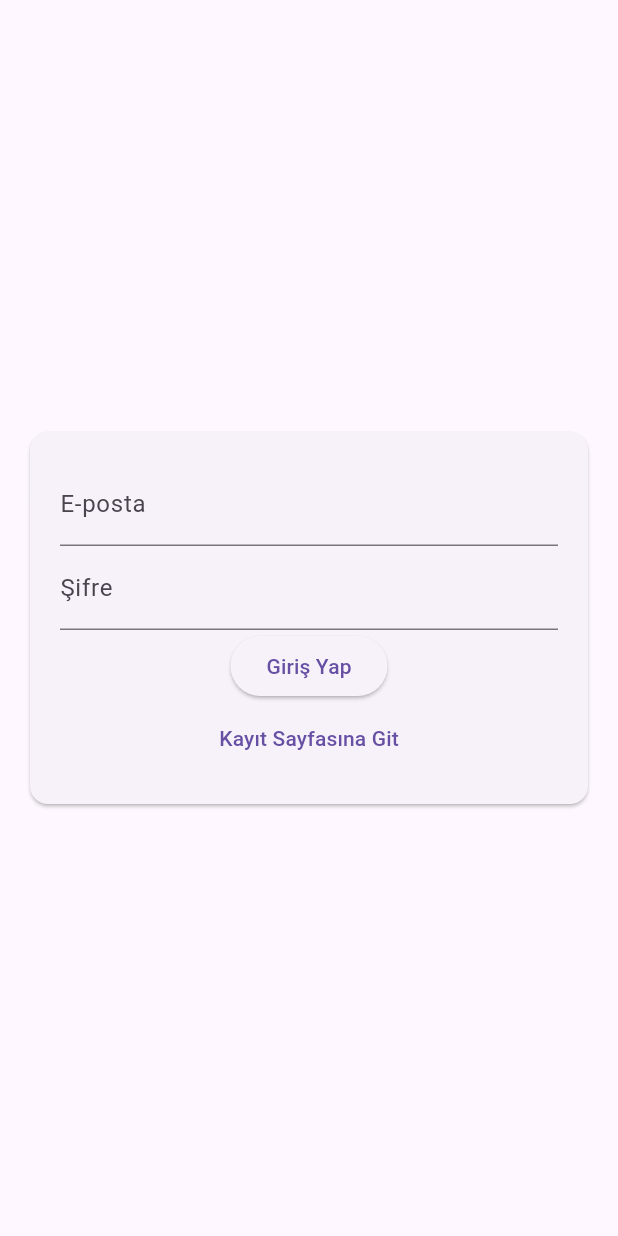
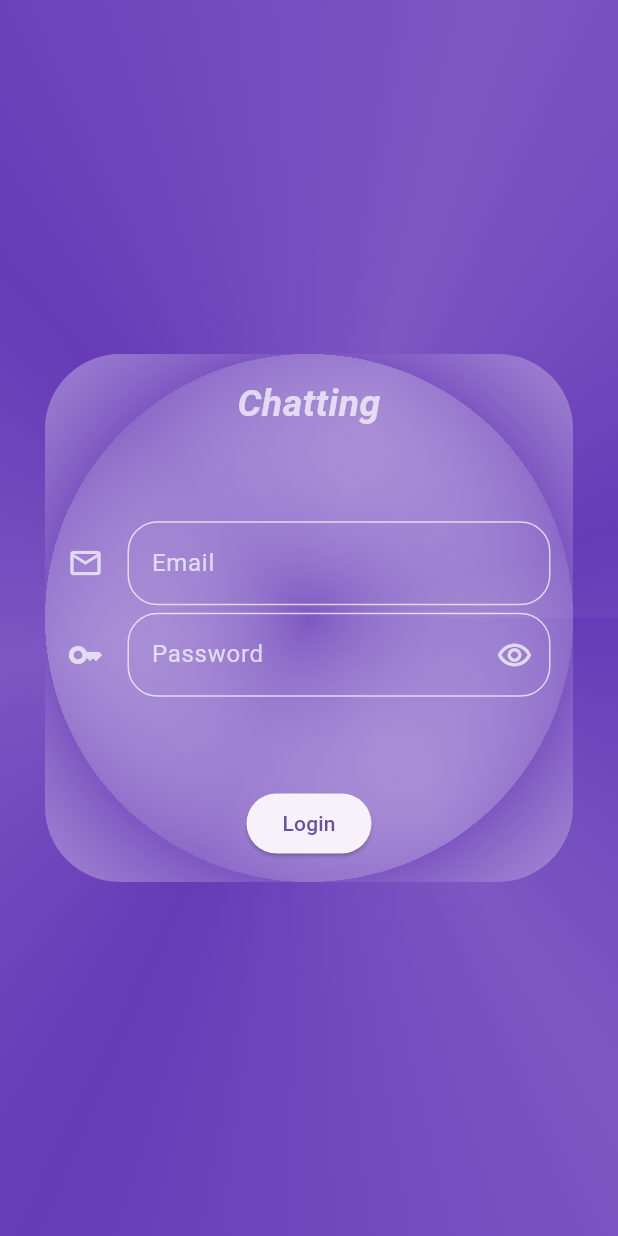
Before and after one commit to cemguven4108/Chatting, a Flutter app: the screen it shows after launch, on a phone screen of 412 x 824 dp. Run offline on Flutter 3.47's test engine with Material 3 defaults, Android fonts, the phone set to English and light mode, and no system bars; our stand-ins replace cloud_firestore, firebase_auth, firebase_core, firebase_storage, image_picker; accounts and stored records are empty.

Commit message:
restructure.. - login screen ui done

```diff
--- /dev/null
+++ b/lib/api/repository/user_repository.dart
@@ -0,0 +1,3 @@
+class UserRepository {
+
+}
--- a/lib/main.dart
+++ b/lib/main.dart
@@ -1,5 +1,5 @@
 import 'package:chatting_app/firebase_options.dart';
-import 'package:chatting_app/pages/login_page.dart';
+import 'package:chatting_app/pages/auth/login/login_page.dart';
 import 'package:chatting_app/pages/users_page.dart';
 import 'package:firebase_auth/firebase_auth.dart';
 import 'package:firebase_core/firebase_core.dart';
@@ -12,6 +12,7 @@ void main() async {
 
   runApp(
     MaterialApp(
+      debugShowCheckedModeBanner: false,
       home: StreamBuilder(
           stream: FirebaseAuth.instance.authStateChanges(),
           builder: (context, snapshot) {
--- /dev/null
+++ b/lib/pages/auth/auth_form_button.dart
@@ -0,0 +1,18 @@
+import 'package:flutter/material.dart';
+
+class AuthFormButton extends StatelessWidget {
+  const AuthFormButton({
+    Key? key,
+    required this.label,
+  }) : super(key: key);
+
+  final String label;
+
+  @override
+  Widget build(BuildContext context) {
+    return ElevatedButton(
+      onPressed: () {},
+      child: Text(label),
+    );
+  }
+}
--- /dev/null
+++ b/lib/pages/auth/auth_form_field.dart
@@ -0,0 +1,92 @@
+import 'package:flutter/material.dart';
+
+class AuthFormField extends StatefulWidget {
+  const AuthFormField({
+    Key? key,
+    required this.label,
+    required this.icon,
+    this.isPassword,
+    this.isEmail,
+    this.validator,
+    this.onSaved,
+  }) : super(key: key);
+
+  final String label;
+  final IconData icon;
+  final bool? isPassword;
+  final bool? isEmail;
+  final String? Function(String?)? validator;
+  final void Function(String?)? onSaved;
+
+  @override
+  State<AuthFormField> createState() => _AuthFormFieldState();
+}
+
+class _AuthFormFieldState extends State<AuthFormField> {
+  late bool isVisible;
+
+  @override
+  void initState() {
+    super.initState();
+    isVisible = widget.isPassword ?? false;
+  }
+
+  @override
+  Widget build(BuildContext context) {
+    return TextFormField(
+      obscureText: isVisible,
+      validator: widget.validator,
+      onSaved: widget.onSaved,
+      keyboardType: buildEmailKeyboard(),
+      decoration: InputDecoration(
+        enabledBorder: const OutlineInputBorder(
+          borderRadius: BorderRadius.all(Radius.circular(20)),
+          borderSide: BorderSide(
+            color: Colors.white70,
+          ),
+        ),
+        border: const OutlineInputBorder(
+          borderRadius: BorderRadius.all(Radius.circular(20)),
+          borderSide: BorderSide(
+            color: Colors.white70,
+          ),
+        ),
+        icon: Icon(
+          widget.icon,
+          color: Colors.white70,
+        ),
+        label: Text(
+          widget.label,
+          style: const TextStyle(color: Colors.white70),
+        ),
+        suffixIcon: buildPasswordField(),
+      ),
+    );
+  }
+
+  TextInputType? buildEmailKeyboard() {
+    if (widget.isEmail != null && widget.isEmail!) {
+      return TextInputType.emailAddress;
+    }
+    return null;
+  }
+
+  Widget? buildPasswordField() {
+    if (widget.isPassword != null && widget.isPassword!) {
+      return IconButton(
+        onPressed: () {
+          setState(() {
+            isVisible = !isVisible;
+          });
+        },
+        icon: Icon(
+          isVisible
+              ? Icons.remove_red_eye_outlined
+              : Icons.visibility_off_outlined,
+          color: Colors.white70,
+        ),
+      );
+    }
+    return null;
+  }
+}
--- /dev/null
+++ b/lib/pages/auth/login/login_background.dart
@@ -0,0 +1,28 @@
+import 'package:flutter/material.dart';
+
+class LoginBackground extends StatelessWidget {
+  const LoginBackground({
+    Key? key,
+    this.child,
+  }) : super(key: key);
+
+  final Widget? child;
+
+  @override
+  Widget build(BuildContext context) {
+    return Container(
+      decoration: BoxDecoration(
+        gradient: SweepGradient(
+          tileMode: TileMode.mirror,
+          startAngle: 0.0,
+          endAngle: 1.0,
+          colors: [
+            Colors.deepPurple,
+            Colors.deepPurple.shade400,
+          ],
+        ),
+      ),
+      child: child,
+    );
+  }
+}
--- /dev/null
+++ b/lib/pages/auth/login/login_form_container.dart
@@ -0,0 +1,29 @@
+import 'package:flutter/material.dart';
+
+class LoginFormContainer extends StatelessWidget {
+  const LoginFormContainer({
+    Key? key,
+    this.child,
+  }) : super(key: key);
+
+  final Widget? child;
+
+  @override
+  Widget build(BuildContext context) {
+    return Container(
+      margin: const EdgeInsets.all(30),
+      padding: const EdgeInsets.all(15),
+      decoration: BoxDecoration(
+        borderRadius: BorderRadius.circular(50),
+        gradient: RadialGradient(
+          tileMode: TileMode.repeated,
+          colors: [
+            Colors.deepPurple.shade400,
+            Colors.white24,
+          ],
+        ),
+      ),
+      child: child,
+    );
+  }
+}
--- /dev/null
+++ b/lib/pages/auth/login/login_page.dart
@@ -0,0 +1,64 @@
+import 'package:chatting_app/pages/auth/auth_form_button.dart';
+import 'package:chatting_app/pages/auth/auth_form_field.dart';
+import 'package:chatting_app/pages/auth/login/login_background.dart';
+import 'package:chatting_app/pages/auth/login/login_form_container.dart';
+import 'package:flutter/material.dart';
+
+class LoginPage extends StatelessWidget {
+  const LoginPage({
+    Key? key,
+  }) : super(key: key);
+
+  @override
+  Widget build(BuildContext context) {
+    final formKey = GlobalKey<FormState>();
+
+    return Scaffold(
+      body: LoginBackground(
+        child: Center(
+          child: AspectRatio(
+            aspectRatio: 1 / 1,
+            child: LoginFormContainer(
+              child: Form(
+                key: formKey,
+                child: buildFormChildren(),
+              ),
+            ),
+          ),
+        ),
+      ),
+    );
+  }
+
+  Widget buildFormChildren() {
+    return const Column(
+      mainAxisAlignment: MainAxisAlignment.spaceEvenly,
+      children: <Widget>[
+        Text(
+          "Chatting",
+          style: TextStyle(
+            color: Colors.white70,
+            fontSize: 25,
+            fontStyle: FontStyle.italic,
+            fontWeight: FontWeight.bold,
+          ),
+        ),
+        Spacer(),
+        AuthFormField(
+          label: "Email",
+          icon: Icons.email_outlined,
+        ),
+        SizedBox(height: 5),
+        AuthFormField(
+          label: "Password",
+          icon: Icons.key_outlined,
+          isPassword: true,
+        ),
+        Spacer(),
+        AuthFormButton(
+          label: "Login",
+        ),
+      ],
+    );
+  }
+}
--- a/lib/pages/login_page.dart
+++ /dev/null
@@ -1,111 +0,0 @@
-import 'package:cloud_firestore/cloud_firestore.dart';
-import 'package:firebase_auth/firebase_auth.dart';
-import 'package:flutter/material.dart';
-
-final firebaseAuthInstance = FirebaseAuth.instance;
-final firebaseFireStore = FirebaseFirestore.instance;
-
-class LoginPage extends StatefulWidget {
-  const LoginPage({Key? key}) : super(key: key);
-
-  @override
-  State<LoginPage> createState() => _LoginPageState();
-}
-
-class _LoginPageState extends State<LoginPage> {
-  var _isLogin = true;
-
-  void _submit() async {
-    //_formKey.currentState!.validate();
-    _formKey.currentState!.save();
-
-    if (_isLogin) {
-      // Giriş Yap
-      try {
-        final userCredentials = await firebaseAuthInstance
-            .signInWithEmailAndPassword(email: _email, password: _password);
-        print(userCredentials);
-      } on FirebaseAuthException catch (error) {
-        ScaffoldMessenger.of(context).showSnackBar(
-            SnackBar(content: Text(error.message ?? "Giriş hatalı")));
-      }
-    } else {
-      // Kayıt ol
-      try {
-        final userCredentials = await firebaseAuthInstance
-            .createUserWithEmailAndPassword(email: _email, password: _password);
-
-        // kayıt olundu..
-
-        await firebaseFireStore
-            .collection("users")
-            .doc(userCredentials.user!.uid)
-            .set({'email': _email});
-      } on FirebaseAuthException catch (error) {
-        ScaffoldMessenger.of(context).showSnackBar(
-            SnackBar(content: Text(error.message ?? "Kayıt Hatalı")));
-      }
-    }
-  }
-
-  final _formKey = GlobalKey<FormState>();
-
-  var _email = '';
-  var _password = '';
-
-  @override
-  Widget build(BuildContext context) {
-    return Scaffold(
-      body: Center(
-        child: Column(
-          mainAxisAlignment: MainAxisAlignment.center,
-          children: [
-            Card(
-                margin: const EdgeInsets.all(20),
-                child: Padding(
-                  padding: const EdgeInsets.all(20.0),
-                  child: Form(
-                    key: _formKey,
-                    child: Column(
-                      children: [
-                        TextFormField(
-                          decoration:
-                              const InputDecoration(labelText: "E-posta"),
-                          autocorrect: false,
-                          keyboardType: TextInputType.emailAddress,
-                          onSaved: (newValue) {
-                            _email = newValue!;
-                          },
-                        ),
-                        TextFormField(
-                          decoration: const InputDecoration(labelText: "Şifre"),
-                          autocorrect: false,
-                          obscureText: true,
-                          onSaved: (newValue) {
-                            _password = newValue!;
-                          },
-                        ),
-                        ElevatedButton(
-                            onPressed: () {
-                              _submit();
-                            },
-                            child: Text(_isLogin ? "Giriş Yap" : "Kayıt Ol")),
-                        TextButton(
-                            onPressed: () {
-                              setState(() {
-                                _isLogin = !_isLogin;
-                              });
-                            },
-                            child: Text(_isLogin
-                                ? "Kayıt Sayfasına Git"
-                                : "Giriş Sayfasına Git"))
-                      ],
-                    ),
-                  ),
-                )),
-          ],
-        ),
-      ),
-    );
-  }
-}
```
Also changed, not shown: lib/configuration/firebase_configuration.dart (added, +7 -0 lines), lib/models/message_model.dart (added, +19 -0 lines), lib/models/user_model.dart (added, +37 -0 lines), lib/pages/chat_page.dart (+9 -35 lines), lib/pages/users_page.dart (+13 -1 lines).
